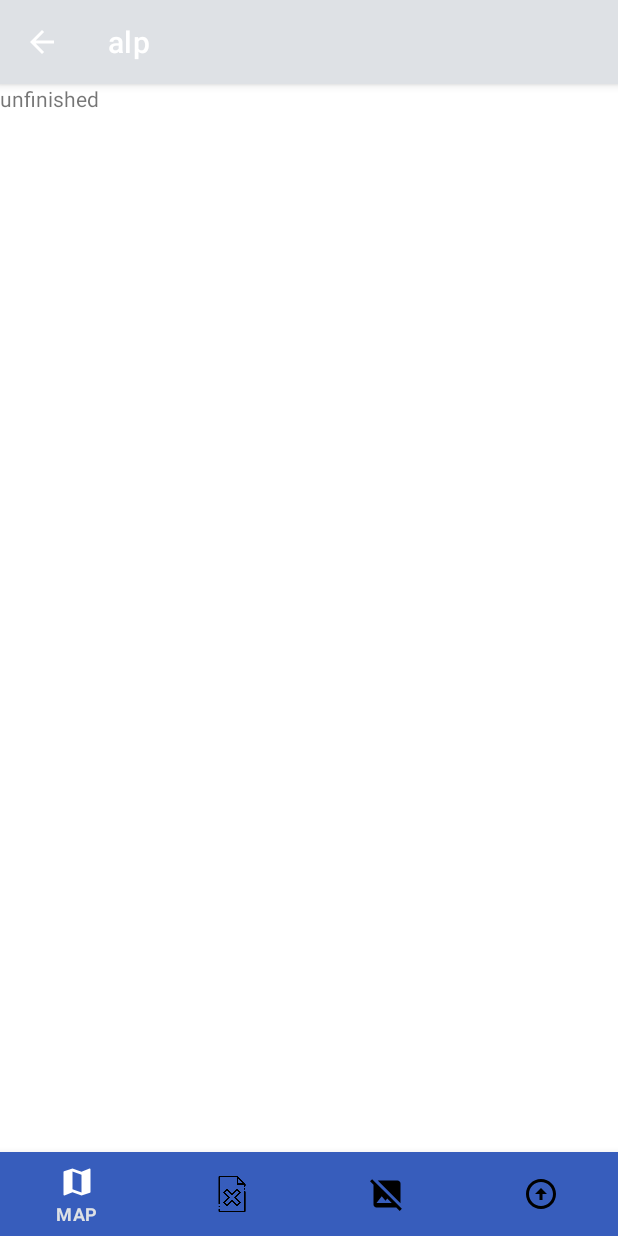
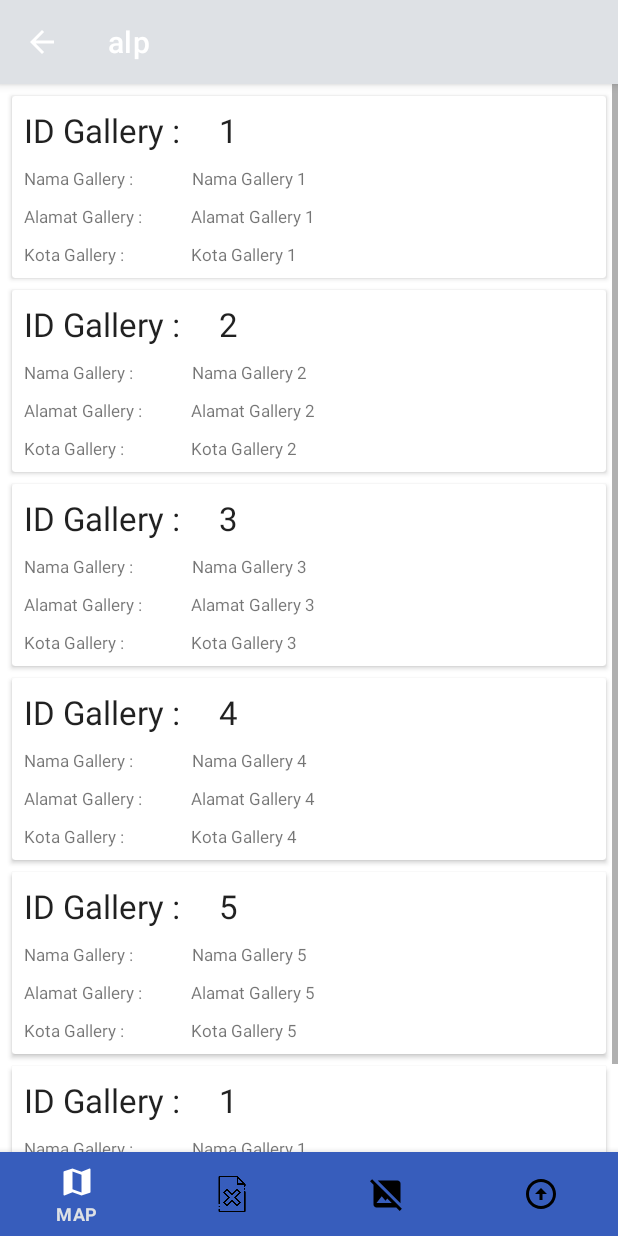
Before and after one commit to vinsensiuschristo/alp, an Android app: the fragment UnfinishedFragment placed in its activity, on a phone screen of 412 x 824 dp. Run offline under Robolectric (Android 15) with nearby library versions, the phone set to English and light mode, and no system bars.

Commit message:
RecyclerView Standar, frangment_unfinished done

```diff
--- /dev/null
+++ b/app/src/main/java/com/example/alp/adapter/UnfinishedStandarAdapter.java
@@ -0,0 +1,66 @@
+package com.example.alp.adapter;
+
+import android.content.Context;
+import android.view.LayoutInflater;
+import android.view.View;
+import android.view.ViewGroup;
+import android.widget.TextView;
+
+import androidx.annotation.NonNull;
+import androidx.recyclerview.widget.RecyclerView;
+
+import com.example.alp.R;
+import com.example.alp.model.UnfinishedStandar;
+
+import java.util.List;
+
+public class UnfinishedStandarAdapter extends RecyclerView.Adapter<UnfinishedStandarAdapter.MyViewHolder> {
+
+    Context context;
+    List<UnfinishedStandar> unfinishedStandarList;
+
+    public UnfinishedStandarAdapter(Context context, List<UnfinishedStandar> unfinishedStandarList) {
+        this.context = context;
+        this.unfinishedStandarList = unfinishedStandarList;
+    }
+
+    @NonNull
+    @Override
+    public MyViewHolder onCreateViewHolder(@NonNull ViewGroup parent, int viewType) {
+
+        View view;
+        view = LayoutInflater.from(context).inflate(R.layout.unfinished_item, parent, false);
+        MyViewHolder myViewHolder = new MyViewHolder(view);
+        return myViewHolder;
+    }
+
+    @Override
+    public void onBindViewHolder(@NonNull MyViewHolder holder, int position) {
+        holder.tvidGallery.setText(unfinishedStandarList.get(position).getIdGallery());
+        holder.tvnamaGallery.setText(unfinishedStandarList.get(position).getNamaGallery());
+        holder.tvalamatGallery.setText(unfinishedStandarList.get(position).getAlamatGallery());
+        holder.tvkotaGallery.setText(unfinishedStandarList.get(position).getKotaGallery());
+    }
+
+    @Override
+    public int getItemCount() {
+        return unfinishedStandarList.size();
+    }
+
+    public static class MyViewHolder extends RecyclerView.ViewHolder {
+
+        private TextView tvidGallery;
+        private TextView tvnamaGallery;
+        private TextView tvalamatGallery;
+        private TextView tvkotaGallery;
+
+        public MyViewHolder(@NonNull View itemView) {
+            super(itemView);
+
+            tvidGallery = itemView.findViewById(R.id.idGallery);
+            tvnamaGallery = itemView.findViewById(R.id.namaGallery);
+            tvalamatGallery = itemView.findViewById(R.id.alamatGallery);
+            tvkotaGallery = itemView.findViewById(R.id.kotaGallery);
+        }
+    }
+}
--- /dev/null
+++ b/app/src/main/java/com/example/alp/model/UnfinishedStandar.java
@@ -0,0 +1,48 @@
+package com.example.alp.model;
+
+public class UnfinishedStandar {
+
+    private String namaGallery;
+    private String alamatGallery;
+    private String kotaGallery;
+    private String idGallery;
+
+    public UnfinishedStandar(String namaGallery, String alamatGallery, String kotaGallery, String idGallery) {
+        this.namaGallery = namaGallery;
+        this.alamatGallery = alamatGallery;
+        this.kotaGallery = kotaGallery;
+        this.idGallery = idGallery;
+    }
+
+    public String getNamaGallery() {
+        return namaGallery;
+    }
+
+    public void setNamaGallery(String namaGallery) {
+        this.namaGallery = namaGallery;
+    }
+
+    public String getAlamatGallery() {
+        return alamatGallery;
+    }
+
+    public void setAlamatGallery(String alamatGallery) {
+        this.alamatGallery = alamatGallery;
+    }
+
+    public String getKotaGallery() {
+        return kotaGallery;
+    }
+
+    public void setKotaGallery(String kotaGallery) {
+        this.kotaGallery = kotaGallery;
+    }
+
+    public String getIdGallery() {
+        return idGallery;
+    }
+
+    public void setIdGallery(String idGallery) {
+        this.idGallery = idGallery;
+    }
+}
--- a/app/src/main/java/com/example/alp/ui/unfinished/UnfinishedFragment.java
+++ b/app/src/main/java/com/example/alp/ui/unfinished/UnfinishedFragment.java
@@ -3,12 +3,19 @@ package com.example.alp.ui.unfinished;
 import android.os.Bundle;
 
 import androidx.fragment.app.Fragment;
+import androidx.recyclerview.widget.LinearLayoutManager;
+import androidx.recyclerview.widget.RecyclerView;
 
 import android.view.LayoutInflater;
 import android.view.View;
 import android.view.ViewGroup;
 
 import com.example.alp.R;
+import com.example.alp.adapter.UnfinishedStandarAdapter;
+import com.example.alp.model.UnfinishedStandar;
+
+import java.util.ArrayList;
+import java.util.List;
 
 /**
  * A simple {@link Fragment} subclass.
@@ -16,6 +23,10 @@ import com.example.alp.R;
  * create an instance of this fragment.
  */
 public class UnfinishedFragment extends Fragment {
+
+    View view;
+    private RecyclerView recyclerView;
+    private List<UnfinishedStandar> list;
 
     // TODO: Rename parameter arguments, choose names that match
     // the fragment initialization parameters, e.g. ARG_ITEM_NUMBER
@@ -51,16 +62,29 @@ public class UnfinishedFragment extends Fragment {
     @Override
     public void onCreate(Bundle savedInstanceState) {
         super.onCreate(savedInstanceState);
-        if (getArguments() != null) {
-            mParam1 = getArguments().getString(ARG_PARAM1);
-            mParam2 = getArguments().getString(ARG_PARAM2);
-        }
+
+        list = new ArrayList<>();
+        list.add(new UnfinishedStandar("Nama Gallery 1","Alamat Gallery 1", "Kota Gallery 1","1"));
+        list.add(new UnfinishedStandar("Nama Gallery 2","Alamat Gallery 2", "Kota Gallery 2","2"));
+        list.add(new UnfinishedStandar("Nama Gallery 3","Alamat Gallery 3", "Kota Gallery 3","3"));
+        list.add(new UnfinishedStandar("Nama Gallery 4","Alamat Gallery 4", "Kota Gallery 4","4"));
+        list.add(new UnfinishedStandar("Nama Gallery 5","Alamat Gallery 5", "Kota Gallery 5","5"));
+        list.add(new UnfinishedStandar("Nama Gallery 1","Alamat Gallery 1", "Kota Gallery 1","1"));
+        list.add(new UnfinishedStandar("Nama Gallery 2","Alamat Gallery 2", "Kota Gallery 2","2"));
+        list.add(new UnfinishedStandar("Nama Gallery 3","Alamat Gallery 3", "Kota Gallery 3","3"));
+        list.add(new UnfinishedStandar("Nama Gallery 4","Alamat Gallery 4", "Kota Gallery 4","4"));
+        list.add(new UnfinishedStandar("Nama Gallery 5","Alamat Gallery 5", "Kota Gallery 5","5"));
     }
 
     @Override
     public View onCreateView(LayoutInflater inflater, ViewGroup container,
                              Bundle savedInstanceState) {
         // Inflate the layout for this fragment
-        return inflater.inflate(R.layout.fragment_unfinished, container, false);
+        view = inflater.inflate(R.layout.fragment_unfinished, container, false);
+        recyclerView = view.findViewById(R.id.recyclerView);
+        UnfinishedStandarAdapter unfinishedStandarAdapter = new UnfinishedStandarAdapter(getContext(),list);
+        recyclerView.setLayoutManager(new LinearLayoutManager(getActivity()));
+        recyclerView.setAdapter(unfinishedStandarAdapter);
+        return view;
     }
 }
--- a/app/src/main/res/layout/fragment_unfinished.xml
+++ b/app/src/main/res/layout/fragment_unfinished.xml
@@ -3,12 +3,38 @@
     xmlns:tools="http://schemas.android.com/tools"
     android:layout_width="match_parent"
     android:layout_height="match_parent"
+    xmlns:app="http://schemas.android.com/apk/res-auto"
     tools:context=".ui.unfinished.UnfinishedFragment">
 
     <!-- TODO: Update blank fragment layout -->
-    <TextView
+    <RelativeLayout
         android:layout_width="match_parent"
-        android:layout_height="match_parent"
-        android:text="unfinished" />
+        android:layout_height="match_parent">
+
+        <ScrollView
+            android:layout_width="match_parent"
+            android:layout_height="wrap_content"
+            android:layout_marginBottom="?actionBarSize">
+
+            <androidx.recyclerview.widget.RecyclerView
+                android:id="@+id/recyclerView"
+                android:layout_width="match_parent"
+                android:layout_height="match_parent"
+                tools:listitem="@layout/unfinished_item" />
+
+        </ScrollView>
+
+        <com.google.android.material.bottomnavigation.BottomNavigationView
+            android:id="@+id/bottom_navigation"
+            style="@style/navigationBottom"
+            android:layout_width="match_parent"
+            android:layout_height="wrap_content"
+            android:layout_alignParentBottom="true"
+            android:background="#375DBC"
+            app:itemIconTint="@color/icons_color"
+            app:menu="@menu/bottom_navigation_menu" />
+
+    </RelativeLayout>
+
 
 </FrameLayout>
--- /dev/null
+++ b/app/src/main/res/layout/unfinished_item.xml
@@ -0,0 +1,106 @@
+<?xml version="1.0" encoding="utf-8"?>
+<androidx.cardview.widget.CardView
+    xmlns:android="http://schemas.android.com/apk/res/android"
+    xmlns:app="http://schemas.android.com/apk/res-auto"
+    android:layout_width="match_parent"
+    android:layout_height="wrap_content"
+    android:layout_marginEnd="8dp"
+    android:layout_marginStart="8dp"
+    android:layout_marginTop="8dp">
+
+    <RelativeLayout
+        android:layout_width="match_parent"
+        android:layout_height="wrap_content"
+        android:padding="8dp">
+
+        <TextView
+            android:id="@+id/textIdGallery"
+            style="@style/TextAppearance.AppCompat.Large"
+            android:layout_width="wrap_content"
+            android:layout_height="wrap_content"
+            android:layout_alignParentEnd="false"
+            android:text="ID Gallery : " />
+
+        <TextView
+            android:id="@+id/idGallery"
+            style="@style/TextAppearance.AppCompat.Large"
+            android:layout_width="wrap_content"
+            android:layout_height="wrap_content"
+            android:layout_alignParentEnd="false"
+            android:layout_marginStart="20dp"
+            android:layout_toEndOf="@+id/textIdGallery"
+            android:text="ID Gallery" />
+
+        <TextView
+            android:id="@+id/textNamaGallery"
+            android:layout_width="wrap_content"
+            android:layout_height="wrap_content"
+            android:layout_below="@+id/textIdGallery"
+            android:layout_alignParentEnd="false"
+            android:layout_marginTop="10dp"
+            android:text="Nama Gallery : "
+            android:textSize="11dp"/>
+
+
+        <TextView
+            android:id="@+id/namaGallery"
+            android:layout_width="wrap_content"
+            android:layout_height="wrap_content"
+            android:layout_below="@+id/idGallery"
+            android:layout_alignParentEnd="false"
+            android:layout_marginStart="36dp"
+            android:layout_marginTop="10dp"
+            android:layout_toEndOf="@+id/textNamaGallery"
+            android:text="Nama Gallery "
+            android:textSize="11dp"
+            android:ellipsize="end"/>
+
+        <TextView
+            android:id="@+id/textAlamatGallery"
+            android:layout_width="wrap_content"
+            android:layout_height="wrap_content"
+            android:layout_below="@+id/textNamaGallery"
+            android:layout_alignParentEnd="false"
+            android:layout_marginTop="10dp"
+            android:text="Alamat Gallery : "
+            android:textSize="11dp"/>
+
+        <TextView
+            android:id="@+id/alamatGallery"
+            android:layout_width="wrap_content"
+            android:layout_height="wrap_content"
+            android:layout_below="@+id/namaGallery"
+            android:layout_alignParentEnd="false"
+            android:layout_marginStart="29dp"
+            android:layout_marginTop="10dp"
+            android:layout_toEndOf="@+id/textAlamatGallery"
+            android:text="Alamat Gallery "
+            android:textSize="11dp"
+            android:ellipsize="end"/>
+
+        <TextView
+            android:id="@+id/textKotaGallery"
+            android:layout_width="wrap_content"
+            android:layout_height="wrap_content"
+            android:layout_below="@+id/textAlamatGallery"
+            android:layout_alignParentEnd="false"
+            android:layout_marginTop="10dp"
+            android:text="Kota Gallery : "
+            android:textSize="11dp"/>
+
+        <TextView
+            android:id="@+id/kotaGallery"
+            android:layout_width="wrap_content"
+            android:layout_height="wrap_content"
+            android:layout_below="@+id/alamatGallery"
+            android:layout_alignParentEnd="false"
+            android:layout_marginStart="29dp"
+            android:layout_marginTop="10dp"
+            android:layout_toEndOf="@+id/textAlamatGallery"
+            android:text="Kota Gallery "
+            android:textSize="11dp"
+            android:ellipsize="end"/>
+
+    </RelativeLayout>
+
+</androidx.cardview.widget.CardView>
```
